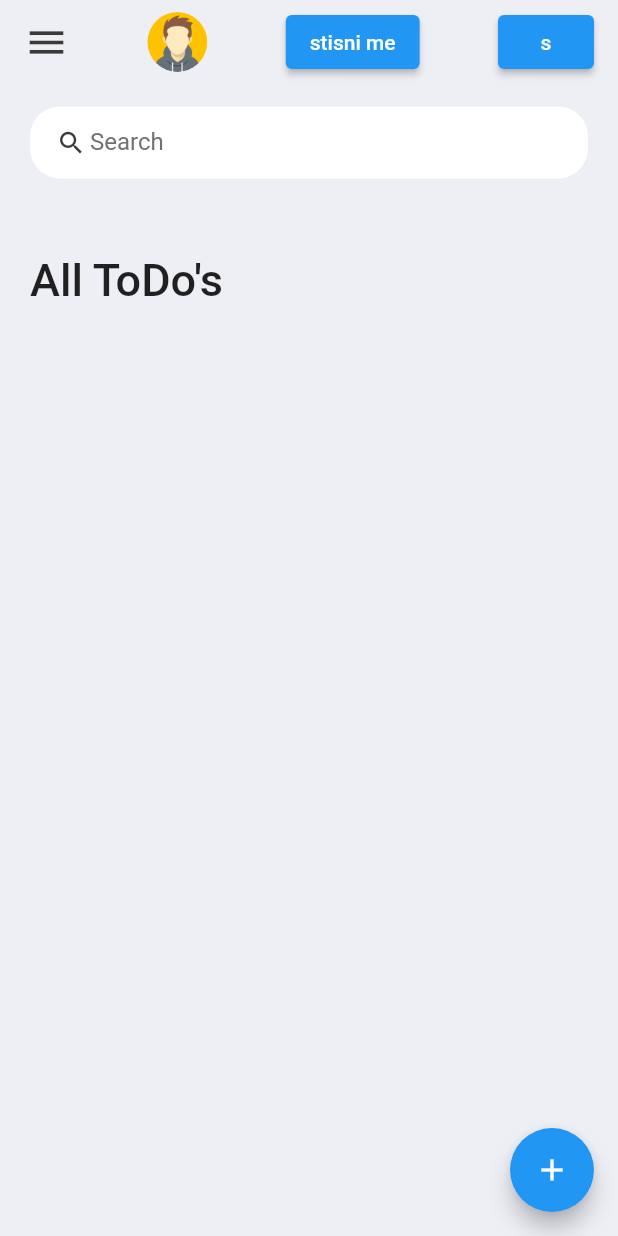
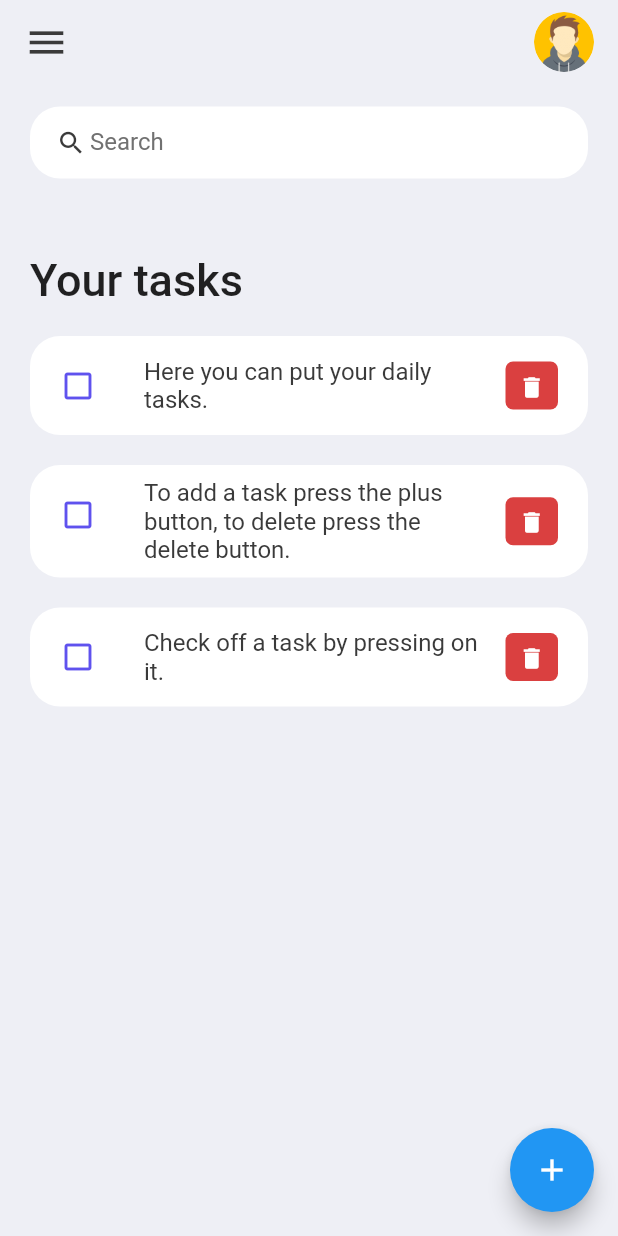
Before and after one commit to nikola300605/to_do_list_app, a Flutter app: the screen it shows after launch, on a phone screen of 412 x 824 dp. Run offline on Flutter 3.47's test engine with Material 2 defaults, Android fonts, the light colour scheme and no system bars; our stand-ins replace hive, hive_flutter; accounts and stored records are empty.

Commit message:
radi local storage

```diff
--- /dev/null
+++ b/lib/database.dart
@@ -0,0 +1,30 @@
+import 'package:hive_flutter/hive_flutter.dart';
+import 'package:to_do_list_app/model/todo.dart';
+
+class ToDoDatabase {
+  List toDoList = [];
+  final _myBox = Hive.box("ToDoListBox1");
+
+  void loadData() {
+    toDoList = _myBox.get("TODOLIST");
+  }
+
+  void createInitialData() {
+    toDoList = [
+      ToDo(id: "1", todoText: "Here you can put your daily tasks."),
+      ToDo(
+          id: "2",
+          todoText:
+              "To add a task press the plus button, to delete press the delete button."),
+      ToDo(id: "3", todoText: "Check off a task by pressing on it.")
+    ];
+  }
+
+  void updateDataBase() {
+    _myBox.put("TODOLIST", toDoList);
+  }
+
+  Box getValuesofBox() {
+    return _myBox;
+  }
+}
--- a/lib/main.dart
+++ b/lib/main.dart
@@ -3,14 +3,16 @@
 import 'package:flutter/material.dart';
 import 'package:flutter/services.dart';
 import 'package:hive_flutter/hive_flutter.dart';
+import 'package:to_do_list_app/model/todo.dart';
 import 'package:to_do_list_app/screens/home.dart';
 
 void main() async {
   //init hive
   await Hive.initFlutter();
+  Hive.registerAdapter(ToDoAdapter());
 
   //open the box
-  var box = await Hive.openBox('ToDoListBox');
+  var box = await Hive.openBox('ToDoListBox1');
 
   runApp(MyApp());
 }
--- a/lib/model/todo.dart
+++ b/lib/model/todo.dart
@@ -1,8 +1,17 @@
 import 'package:hive_flutter/hive_flutter.dart';
+import 'package:hive/hive.dart';
 
-class ToDo {
+part 'todo.g.dart';
+
+@HiveType(typeId: 0)
+class ToDo extends HiveObject {
+  @HiveField(0)
   String? id;
+
+  @HiveField(1)
   String? todoText;
+
+  @HiveField(2)
   bool isDone;
 
   ToDo({required this.id, required this.todoText, this.isDone = false});
--- a/lib/screens/home.dart
+++ b/lib/screens/home.dart
@@ -7,37 +7,40 @@ import 'package:flutter/src/widgets/framework.dart';
 import 'package:flutter/material.dart';
 import 'package:hive_flutter/hive_flutter.dart';
 import 'package:to_do_list_app/constants/colors.dart';
+import 'package:to_do_list_app/database.dart';
 import 'package:to_do_list_app/model/todo.dart';
 import 'package:to_do_list_app/widgets/todo_item.dart';
 
 class Home extends StatefulWidget {
   Home({super.key});
-
   @override
   State<Home> createState() => _HomeState();
 }
 
 class _HomeState extends State<Home> {
-  final _myBox = Hive.box('ToDoListBox');
-  final todosList = ToDo.todoList();
   final _toDoController = TextEditingController();
-  var id = 0;
-  List<ToDo> _foundToDo = [];
+  List _foundToDo = [];
+  final _myBox = Hive.box('ToDoListBox1');
+  ToDoDatabase db = ToDoDatabase();
 
   @override
   void initState() {
     // TODO: implement initState
-    _foundToDo = todosList;
+
+    if (_myBox.get("TODOLIST") == null) {
+      db.createInitialData();
+    } else {
+      db.loadData();
+    }
+    _foundToDo = db.toDoList;
     super.initState();
-    print("startup");
-    var keys = _myBox.keys.toList();
-    var values = _myBox.values.toList();
-    for (var i = 0; i < keys.length; i++) {
-      var Todo = ToDo(
-          id: _myBox.keys.toList()[i].toString(),
-          todoText: _myBox.values.toList()[i]);
-      todosList.add(Todo);
-    }
+  }
+
+  @override
+  void dispose() {
+    // TODO: implement dispose
+    Hive.box('ToDoListBox').close();
+    super.dispose();
   }
 
   @override
@@ -57,7 +60,7 @@ class _HomeState extends State<Home> {
                     Container(
                       margin: EdgeInsets.only(top: 50, bottom: 20),
                       child: Text(
-                        "All ToDo's",
+                        "Your tasks",
                         style: TextStyle(
                           fontSize: 30,
                           fontWeight: FontWeight.w500,
@@ -69,7 +72,6 @@ class _HomeState extends State<Home> {
                         toDo: todo,
                         onToDoChanged: _handleToDoChange,
                         onDeleteItem: _deleteToDoItem,
-                        onDeletFromBox: _deleteFromBox,
                       )
                   ],
                 ),
@@ -121,10 +123,10 @@ class _HomeState extends State<Home> {
                   children: [
                     ElevatedButton(
                       style: ElevatedButton.styleFrom(
-                          backgroundColor: Colors.blue,
-                          elevation: 0,
+                          backgroundColor: Colors.blueAccent,
+                          elevation: 2,
                           minimumSize: Size(100.0, 40.0)),
-                      onPressed: () {
+                      onPressed: () async {
                         if (_toDoController.text.isEmpty) {
                           ScaffoldMessenger.of(context).showSnackBar(SnackBar(
                             content: Container(
@@ -160,7 +162,6 @@ class _HomeState extends State<Home> {
                           Navigator.of(context).pop();
                         } else {
                           _addToDoItem(_toDoController.text);
-
                           Navigator.of(context).pop();
                         }
                       },
@@ -175,8 +176,8 @@ class _HomeState extends State<Home> {
                     ),
                     ElevatedButton(
                       style: ElevatedButton.styleFrom(
-                          backgroundColor: Colors.blue,
-                          elevation: 0,
+                          backgroundColor: Colors.blueAccent,
+                          elevation: 2,
                           minimumSize: Size(100.0, 40.0)),
                       onPressed: () => Navigator.of(context).pop(),
                       child: Align(
@@ -200,35 +201,33 @@ class _HomeState extends State<Home> {
     setState(() {
       toDo.isDone = !toDo.isDone;
     });
+    db.updateDataBase();
   }
 
   void _deleteToDoItem(String id) {
     setState(() {
-      todosList.removeWhere((element) => element.id == id);
+      db.toDoList.removeWhere((element) => element.id == id);
     });
+    db.updateDataBase();
   }
 
   void _addToDoItem(String todoText) {
-    var toDo = ToDo(id: id.toString(), todoText: todoText);
+    var toDo = ToDo(
+        id: DateTime.now().microsecondsSinceEpoch.toString(),
+        todoText: todoText);
     setState(() {
-      todosList.add(toDo);
-      id++;
+      db.toDoList.add(toDo);
     });
     _toDoController.clear();
-    _myBox.put(id, toDo);
-    print(_myBox.get(id));
-  }
-
-  void _deleteFromBox(String id) {
-    _myBox.delete(id);
+    db.updateDataBase();
   }
 
   void _runFilter(String keyWords) {
-    List<ToDo> result = [];
+    List result = [];
     if (keyWords.isEmpty) {
-      result = todosList;
+      result = db.toDoList;
     } else {
-      result = todosList
+      result = db.toDoList
           .where((element) =>
               element.todoText!.toLowerCase().contains(keyWords.toLowerCase()))
           .toList();
@@ -279,12 +278,7 @@ class _HomeState extends State<Home> {
               borderRadius: BorderRadius.circular(20),
               child: Image.asset('assets/images/avatar.png'),
             ),
-          ),
-          ElevatedButton(
-              onPressed: () => print("$todosList  $id"),
-              child: Text("stisni me")),
-          ElevatedButton(
-              onPressed: (() => print(_myBox.values)), child: Text("s"))
+          )
         ],
       ),
     );
--- a/lib/widgets/todo_item.dart
+++ b/lib/widgets/todo_item.dart
@@ -3,6 +3,7 @@
 import 'package:flutter/material.dart';
 import 'package:flutter/src/widgets/container.dart';
 import 'package:flutter/src/widgets/framework.dart';
+import 'package:hive_flutter/hive_flutter.dart';
 import 'package:to_do_list_app/constants/colors.dart';
 import 'package:to_do_list_app/model/todo.dart';
 
@@ -10,13 +11,12 @@ class ToDoItem extends StatelessWidget {
   final ToDo toDo;
   final onToDoChanged;
   final onDeleteItem;
-  final onDeletFromBox;
-  const ToDoItem(
-      {super.key,
-      required this.toDo,
-      required this.onToDoChanged,
-      required this.onDeleteItem,
-      required this.onDeletFromBox});
+  const ToDoItem({
+    super.key,
+    required this.toDo,
+    required this.onToDoChanged,
+    required this.onDeleteItem,
+  });
 
   @override
   Widget build(BuildContext context) {
@@ -54,7 +54,6 @@ class ToDoItem extends StatelessWidget {
               icon: Icon(Icons.delete),
               onPressed: () {
                 onDeleteItem(toDo.id);
-                onDeletFromBox(toDo.id);
               },
             )),
       ),
```
Also changed, not shown: lib/model/todo.g.dart (added).
